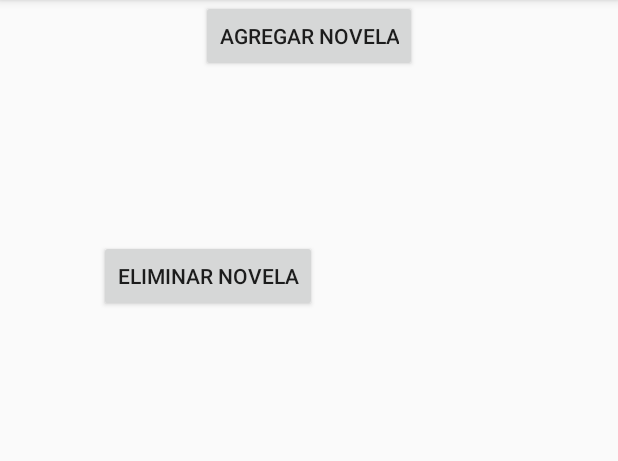
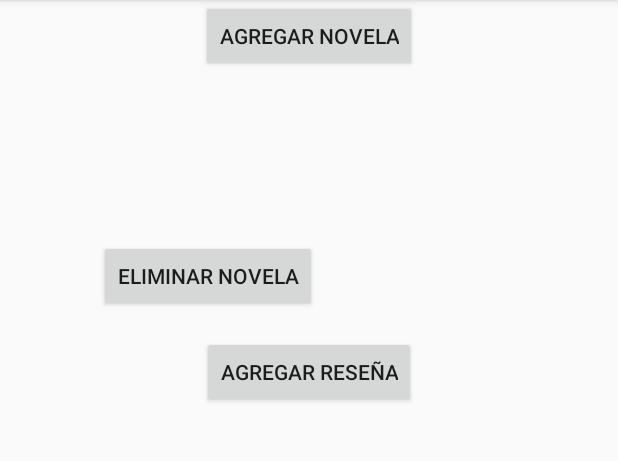
Before and after one commit to pablonso308/NovelManager, an Android app built with Jetpack Compose: the screen it shows after launch (MainActivity), on a phone screen of 412 x 824 dp, the part 84-545 px from its top. Run offline under Robolectric (Android 15) with nearby library versions, the phone set to English and light mode, and no system bars; our stand-ins replace Room's generated code.

Commit message:
version 1.4.9 primeros pasos reviews

```diff
--- /dev/null
+++ b/app/src/main/java/com/example/novelmanager/ReviewDao.kt
@@ -0,0 +1,16 @@
+package com.example.novelmanager.database.dao
+
+import androidx.lifecycle.LiveData
+import androidx.room.Dao
+import androidx.room.Insert
+import androidx.room.Query
+import com.example.novelmanager.database.entidades.Review
+
+@Dao
+interface ReviewDao {
+    @Insert
+    suspend fun insert(review: Review)
+
+    @Query("SELECT * FROM reviews WHERE novelId = :novelId")
+    fun getReviewsForNovel(novelId: Int): LiveData<List<Review>>
+}
--- /dev/null
+++ b/app/src/main/java/com/example/novelmanager/ReviewViewModel.kt
@@ -0,0 +1,23 @@
+package com.example.novelmanager
+
+import android.app.Application
+import androidx.lifecycle.AndroidViewModel
+import androidx.lifecycle.LiveData
+import androidx.lifecycle.viewModelScope
+import com.example.novelmanager.database.ReviewDatabase
+import com.example.novelmanager.database.entidades.Review
+import kotlinx.coroutines.launch
+
+class ReviewViewModel(application: Application) : AndroidViewModel(application) {
+    private val reviewDao = ReviewDatabase.getInstance(application).reviewDao()
+
+    fun addReview(review: Review) {
+        viewModelScope.launch {
+            reviewDao.insert(review)
+        }
+    }
+
+    fun getReviewsForNovel(novelId: Int): LiveData<List<Review>> {
+        return reviewDao.getReviewsForNovel(novelId)
+    }
+}
--- /dev/null
+++ b/app/src/main/java/com/example/novelmanager/database/ReviewDatabase.kt
@@ -0,0 +1,30 @@
+package com.example.novelmanager.database
+
+import android.content.Context
+import androidx.room.Database
+import androidx.room.Room
+import androidx.room.RoomDatabase
+import com.example.novelmanager.database.dao.ReviewDao
+import com.example.novelmanager.database.entidades.Review
+
+@Database(entities = [Review::class], version = 1)
+abstract class ReviewDatabase : RoomDatabase() {
+
+    abstract fun reviewDao(): ReviewDao
+
+    companion object {
+        @Volatile
+        private var instance: ReviewDatabase? = null
+
+        fun getInstance(context: Context): ReviewDatabase =
+            instance ?: synchronized(this) {
+                instance ?: Room.databaseBuilder(
+                    context.applicationContext,
+                    ReviewDatabase::class.java, "review_database"
+                )
+                    .fallbackToDestructiveMigration()
+                    .build()
+                    .also { instance = it }
+            }
+    }
+}
--- a/app/src/main/res/layout/activity_main.xml
+++ b/app/src/main/res/layout/activity_main.xml
@@ -26,6 +26,17 @@
         app:layout_constraintStart_toStartOf="parent"
         app:layout_constraintTop_toBottomOf="@id/buttonAddBook" />
 
+
+    <Button
+        android:id="@+id/buttonAddReview"
+        android:layout_width="wrap_content"
+        android:layout_height="wrap_content"
+        android:layout_marginTop="16dp"
+        android:text="Agregar Reseña"
+        app:layout_constraintEnd_toEndOf="parent"
+        app:layout_constraintStart_toStartOf="parent"
+        app:layout_constraintTop_toBottomOf="@id/buttonDeleteBook" />
+
     <androidx.recyclerview.widget.RecyclerView
         android:id="@+id/recyclerView"
         android:layout_width="0dp"
```
Also changed, not shown: app/src/main/java/com/example/novelmanager/MainActivity.kt (+39 -2 lines), app/src/main/java/com/example/novelmanager/database/entidades/Review.kt (added, +13 -0 lines), app/src/main/res/layout/add_review.xml (added, +26 -0 lines).
